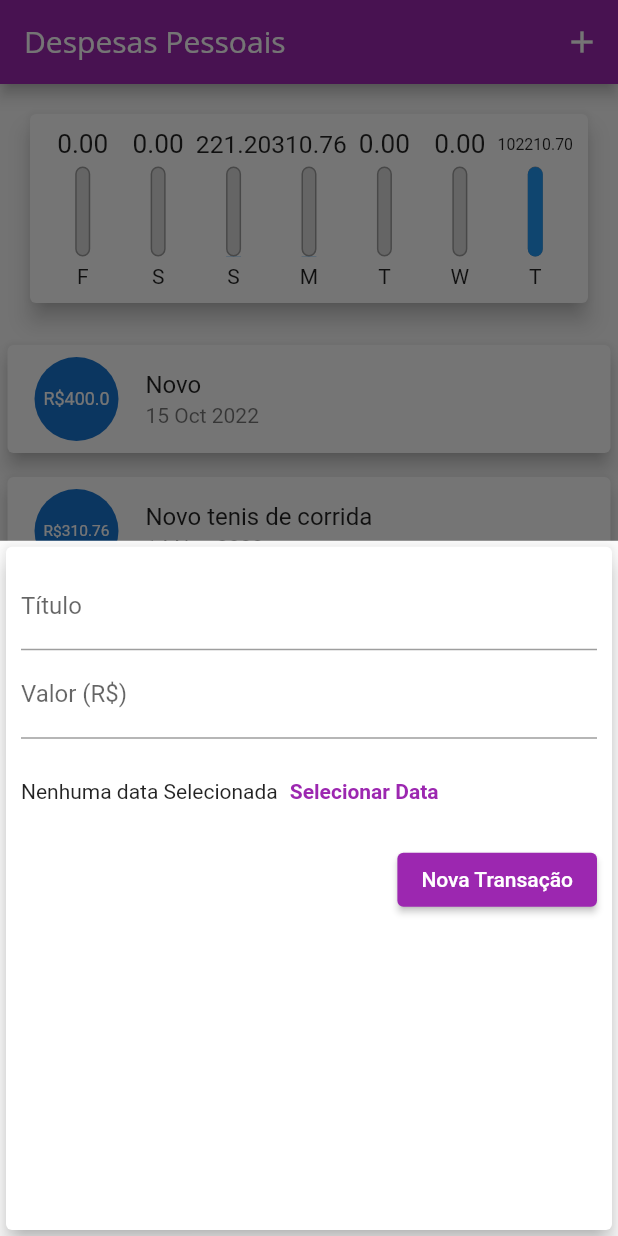
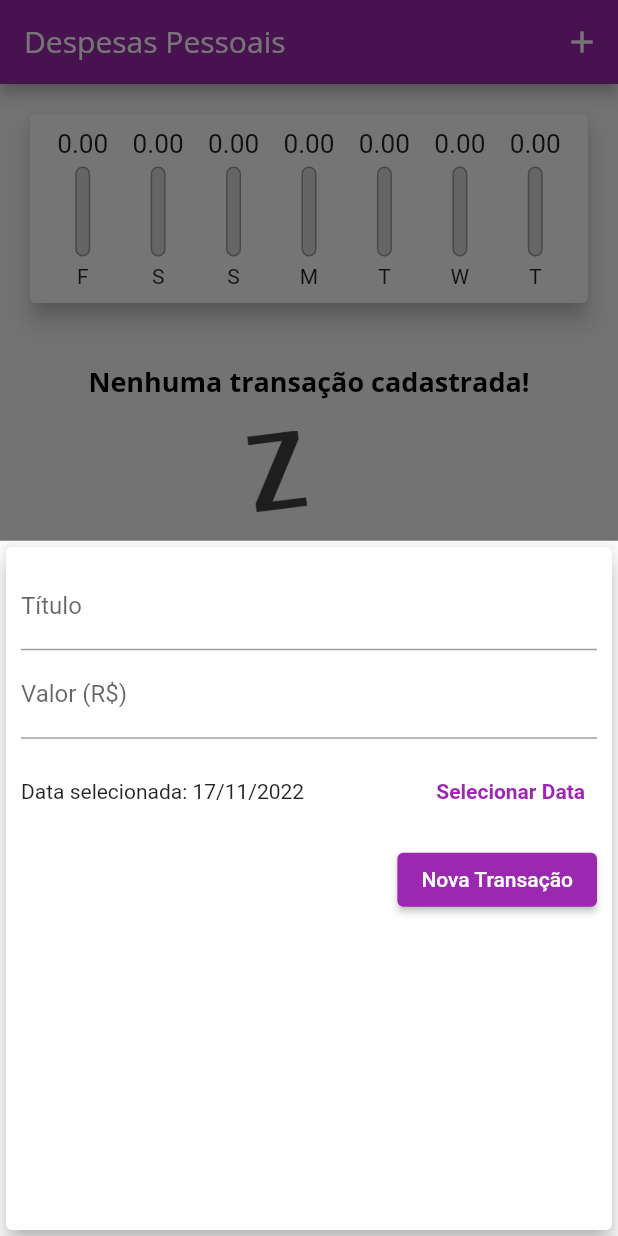
Before and after one commit to 0mvknx/expenes, a Flutter app: the screen it shows after launch, after a tap on the "add" icon, on a phone screen of 412 x 824 dp. Run offline on Flutter 3.47's test engine with Material 2 defaults, Android fonts, the phone set to English and light mode, and no system bars.

Commit message:
acerto app

```diff
--- a/lib/components/chart.dart
+++ b/lib/components/chart.dart
@@ -51,7 +51,9 @@ class Chart extends StatelessWidget {
               child: ChartBar(
                   label: tr['day'].toString(),
                   value: double.parse(tr['value'].toString()),
-                  percentage: (tr['value'] as double) / _weekTotalValue),
+                  percentage: _weekTotalValue == 0
+                      ? 0
+                      : (tr['value'] as double) / _weekTotalValue),
             );
           }).toList(),
         ),
--- a/lib/components/transaction_form.dart
+++ b/lib/components/transaction_form.dart
@@ -1,7 +1,8 @@
 import 'package:flutter/material.dart';
+import 'package:intl/intl.dart';
 
 class TransactionForm extends StatefulWidget {
-  final void Function(String, double) onSubmit;
+  final void Function(String, double, DateTime) onSubmit;
 
   TransactionForm(this.onSubmit);
 
@@ -12,15 +13,15 @@ class TransactionForm extends StatefulWidget {
 class _TransactionFormState extends State<TransactionForm> {
   final _titleController = TextEditingController();
   final _valueController = TextEditingController();
-  DateTime? _selectedDate;
+  var _selectedDate = DateTime.now();
 
   _submitForm() {
     final title = _titleController.text;
     final value = double.tryParse(_valueController.text) ?? 0.0;
 
-    if (title.isEmpty || value <= 0) return;
+    if (title.isEmpty || value <= 0 || _selectedDate == null) return;
 
-    widget.onSubmit(title, value);
+    widget.onSubmit(title, value, _selectedDate);
   }
 
   _showDatePicker() {
@@ -34,7 +35,9 @@ class _TransactionFormState extends State<TransactionForm> {
         return;
       }
 
-      _selectedDate = pickedDate;
+      setState(() {
+        _selectedDate = pickedDate;
+      });
     });
   }
 
@@ -66,9 +69,13 @@ class _TransactionFormState extends State<TransactionForm> {
               height: 70,
               child: Row(
                 children: <Widget>[
-                  Text(_selectedDate == null
-                      ? 'Nenhuma data Selecionada'
-                      : _selectedDate.toString()),
+                  Expanded(
+                    child: Text(
+                      _selectedDate == null
+                          ? 'Nenhuma data Selecionada'
+                          : 'Data selecionada: ${DateFormat('dd/MM/y').format(_selectedDate)}',
+                    ),
+                  ),
                   TextButton(
                       child: Text(
                         'Selecionar Data',
--- a/lib/components/transaction_list.dart
+++ b/lib/components/transaction_list.dart
@@ -4,9 +4,9 @@ import 'package:intl/intl.dart';
 
 class TransactionList extends StatelessWidget {
   final List<Transaction> transactions;
-  const TransactionList(
-    this.transactions,
-  );
+  final void Function(String) onRemove;
+
+  const TransactionList(this.transactions, this.onRemove);
 
   @override
   Widget build(BuildContext context) {
@@ -55,6 +55,11 @@ class TransactionList extends StatelessWidget {
                     subtitle: Text(
                       DateFormat('d MMM y').format(tr.date),
                     ),
+                    trailing: IconButton(
+                      onPressed: () => onRemove(tr.id),
+                      icon: Icon(Icons.delete),
+                      color: Theme.of(context).errorColor,
+                    ),
                   ),
                 );
               },
--- a/lib/main.dart
+++ b/lib/main.dart
@@ -45,38 +45,8 @@ class MyHomePage extends StatefulWidget {
 }
 
 class _MyHomePageState extends State<MyHomePage> {
-  final List<Transaction> _transaction = [
-    Transaction(
-      id: 't0',
-      title: 'Novo',
-      value: 400.0,
-      date: DateTime.now().subtract(Duration(days: 33)),
-    ),
-    Transaction(
-      id: 't1',
-      title: 'Novo tenis de corrida',
-      value: 310.76,
-      date: DateTime.now().subtract(Duration(days: 3)),
-    ),
-    Transaction(
-      id: 't2',
-      title: 'Conta de Luz',
-      value: 221.20,
-      date: DateTime.now().subtract(Duration(days: 4)),
-    ),
-    Transaction(
-      id: 't3',
-      title: 'CC',
-      value: 102200.20,
-      date: DateTime.now(),
-    ),
-    Transaction(
-      id: 't4',
-      title: 'Salgadin',
-      value: 10.50,
-      date: DateTime.now(),
-    ),
-  ];
+  final List<Transaction> _transaction = [];
+
   List<Transaction> get _recentTransaction {
     return _transaction.where((tr) {
       return tr.date.isAfter(DateTime.now().subtract(
@@ -85,17 +55,23 @@ class _MyHomePageState extends State<MyHomePage> {
     }).toList();
   }
 
-  _addTransaction(String title, double value) {
+  _addTransaction(String title, double value, DateTime selectedDate) {
     final newTransaction = Transaction(
         id: Random().nextDouble().toString(),
         title: title,
         value: value,
-        date: DateTime.now());
+        date: selectedDate);
     setState(() {
       _transaction.add(newTransaction);
     });
 
     Navigator.of(context).pop();
+  }
+
+  _removeTransaction(String id) {
+    setState(() {
+      _transaction.removeWhere((tr) => tr.id == id);
+    });
   }
 
   _openTransactionFormModal(BuildContext context) {
@@ -124,7 +100,7 @@ class _MyHomePageState extends State<MyHomePage> {
           crossAxisAlignment: CrossAxisAlignment.stretch,
           children: [
             Chart(_recentTransaction),
-            TransactionList(_transaction),
+            TransactionList(_transaction, _removeTransaction),
           ],
         ),
       ),
```
